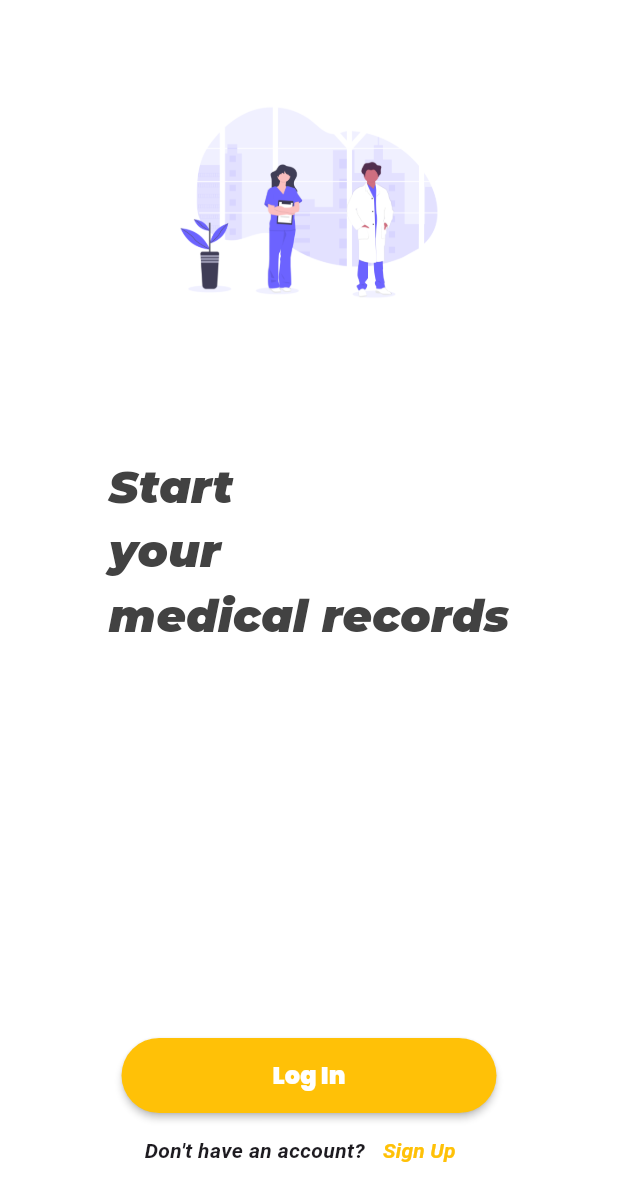
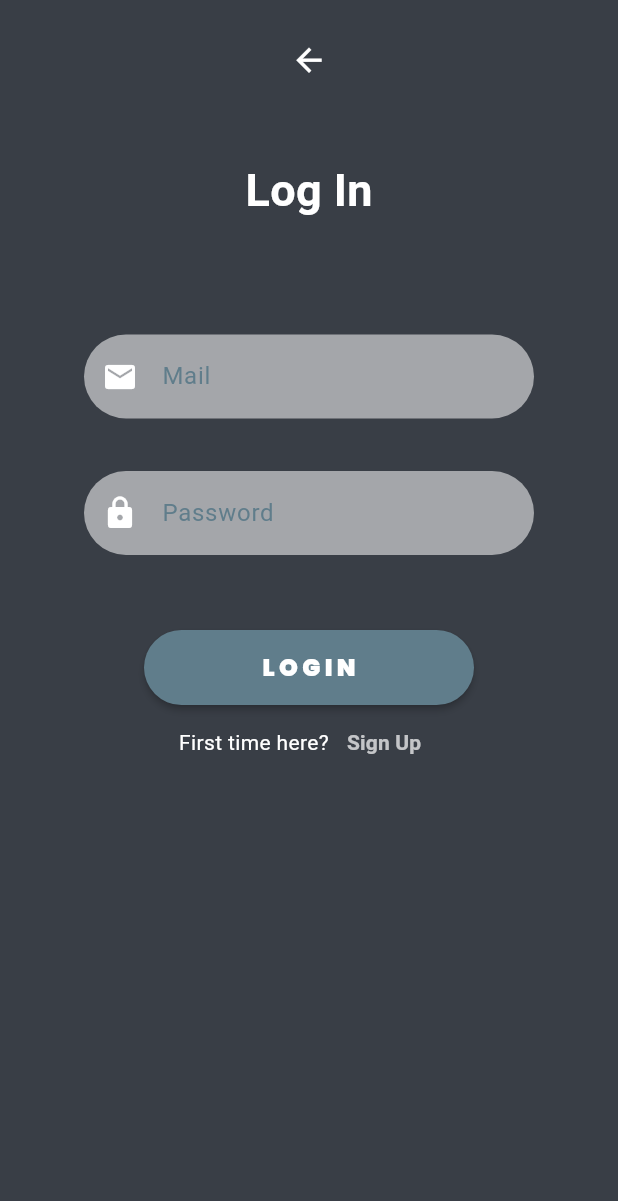
Before and after one commit to Harsh8833/MedRecords, a Flutter app: the screen it shows after launch, after a tap on "Log In", on a phone screen of 412 x 824 dp. Shown: the top 1201 px of the screen. Run offline on Flutter 3.47's test engine with Material 2 defaults, Android fonts, the phone set to English and light mode, and no system bars; our stand-ins replace google_fonts.

Commit message:
login page

```diff
--- /dev/null
+++ b/lib/authentication/login_page.dart
@@ -0,0 +1,84 @@
+import 'package:flutter/material.dart';
+import 'package:medrecords/view/components/widgets.dart';
+import 'package:medrecords/view/homepage.dart';
+
+class LoginPage extends StatefulWidget {
+  const LoginPage({super.key});
+  static const route = 'login_page';
+
+  @override
+  State<LoginPage> createState() => _LoginPageState();
+}
+
+class _LoginPageState extends State<LoginPage> {
+  @override
+  Widget build(BuildContext context) {
+    return Scaffold(
+      body: Column(
+        children: [
+          SafeArea(
+            child: CircleAvatar(
+              radius: 40,
+              backgroundColor: Colors.transparent,
+              child: IconButton(
+                onPressed: () {
+                  Navigator.pop(context);
+                },
+                icon: const Icon(Icons.arrow_back),
+                color: Colors.white,
+                iconSize: 25,
+              ),
+            ),
+          ),
+          const Padding(
+            padding: EdgeInsets.symmetric(horizontal: 30, vertical: 25),
+            child: Text(
+              "Log In",
+              style: TextStyle(
+                  color: Colors.white,
+                  fontSize: 30,
+                  fontWeight: FontWeight.bold),
+            ),
+          ),
+          const SizedBox(
+            height: 50,
+          ),
+          Center(
+              child: SizedBox(
+                  width: 300, child: loginsignupfields("Mail", Icons.mail))),
+          const SizedBox(height: 35),
+          Center(
+              child: SizedBox(
+                  width: 300,
+                  child: loginsignupfields("Password", Icons.lock))),
+          const SizedBox(height: 50),
+          SizedBox(
+              width: 220,
+              child: loginsignupButtons(
+                  context, "L O G I N", Homepage.route, Colors.blueGrey)),
+          const SizedBox(
+            height: 1,
+          ),
+          Row(
+            mainAxisAlignment: MainAxisAlignment.center,
+            children: [
+              const Text(
+                "First time here?",
+                style: TextStyle(
+                  color: Colors.white,
+                ),
+              ),
+              TextButton(
+                  onPressed: (() {}),
+                  child: const Text(
+                    "Sign Up",
+                    style: TextStyle(
+                        fontWeight: FontWeight.bold, color: Colors.white70),
+                  ))
+            ],
+          )
+        ],
+      ),
+    );
+  }
+}
--- a/lib/authentication/welcome_page.dart
+++ b/lib/authentication/welcome_page.dart
@@ -2,6 +2,8 @@ import 'dart:ui';
 
 import 'package:flutter/material.dart';
 import 'package:google_fonts/google_fonts.dart';
+import 'package:medrecords/authentication/login_page.dart';
+import 'package:medrecords/view/components/widgets.dart';
 
 class WelcomePage extends StatelessWidget {
   const WelcomePage({super.key});
@@ -40,8 +42,8 @@ class WelcomePage extends StatelessWidget {
           Padding(
             padding: const EdgeInsets.symmetric(horizontal: 68),
             child: SizedBox(
-                width: 250,
-                child: loginsignupButtons(context, "Log In", route)),
+                width: 220,
+                child: loginsignupButtons(context, "Log In", LoginPage.route, Colors.amber)),
           ),
           const SizedBox(
             height: 1,
@@ -49,18 +51,19 @@ class WelcomePage extends StatelessWidget {
           Row(
             mainAxisAlignment: MainAxisAlignment.center,
             children: [
-              Text(
+              const Text(
                 "Don't have an account?",
-                style: TextStyle(fontWeight: FontWeight.bold,
-                fontStyle: FontStyle.italic),
+                style: TextStyle(
+                    fontWeight: FontWeight.bold, fontStyle: FontStyle.italic),
               ),
               TextButton(
                   onPressed: (() {}),
-                  child: Text(
-                    "Sign Up",
+                  child: const Text(
+                    "Sign Up Here",
                     style: TextStyle(
                         fontStyle: FontStyle.italic,
-                        fontWeight: FontWeight.bold, color: Colors.amber),
+                        fontWeight: FontWeight.bold,
+                        color: Colors.amber),
                   ))
             ],
           )
@@ -68,24 +71,4 @@ class WelcomePage extends StatelessWidget {
       ),
     );
   }
-
-  MaterialButton loginsignupButtons(context, txt, route) {
-    return MaterialButton(
-      onPressed: () {
-        Navigator.pushNamed(context, route);
-      },
-      color: Colors.amber,
-      height: 50,
-      shape: RoundedRectangleBorder(borderRadius: BorderRadius.circular(25)),
-      child: Text(
-        txt,
-        textAlign: TextAlign.center,
-        style: TextStyle(
-            fontSize: 16,
-            color: Colors.white,
-            fontWeight: FontWeight.w900,
-            fontFamily: GoogleFonts.poppins().fontFamily),
-      ),
-    );
-  }
 }
--- a/lib/main.dart
+++ b/lib/main.dart
@@ -1,4 +1,5 @@
 import 'package:flutter/material.dart';
+import 'package:medrecords/authentication/login_page.dart';
 import 'package:medrecords/authentication/welcome_page.dart';
 import 'package:medrecords/config/theme.dart';
 import 'package:medrecords/view/allergies.dart';
@@ -26,6 +27,7 @@ class MyApp extends StatelessWidget {
       routes: {
         Homepage.route: (context) => const Homepage(),
         WelcomePage.route: ((context) => const WelcomePage()),
+        LoginPage.route:(context) => const LoginPage(),
         MedicalHistoryPage.route: (context) => const MedicalHistoryPage(),
         MedicalVisitPage.route: ((context) => const MedicalVisitPage()),
         AllergiesPage.route: (context) => const AllergiesPage(),
--- /dev/null
+++ b/lib/view/components/widgets.dart
@@ -0,0 +1,37 @@
+import 'package:flutter/material.dart';
+import 'package:google_fonts/google_fonts.dart';
+
+MaterialButton loginsignupButtons(context, txt, route, color) {
+  return MaterialButton(
+    onPressed: () {
+      Navigator.pushNamed(context, route);
+    },
+    color: color,
+    height: 50,
+    shape: RoundedRectangleBorder(borderRadius: BorderRadius.circular(25)),
+    child: Text(
+      txt,
+      textAlign: TextAlign.center,
+      style: TextStyle(
+          fontSize: 16,
+          color: Colors.white,
+          fontWeight: FontWeight.w900,
+          fontFamily: GoogleFonts.poppins().fontFamily),
+    ),
+  );
+}
+
+
+TextFormField loginsignupfields(hinttxt, icon) {
+  return TextFormField(
+    decoration: InputDecoration(
+        prefixIcon: Icon(icon, color: Colors.white,),
+        hintText: hinttxt,
+        hintStyle: const TextStyle(color: Colors.blueGrey),
+        border: OutlineInputBorder(
+            borderRadius: BorderRadius.circular(35),
+            borderSide: BorderSide.none),
+        filled: true,
+        fillColor: Colors.white54),
+  );
+}
```
Also changed, not shown: lib/authentication/signup_page.dart (added).
